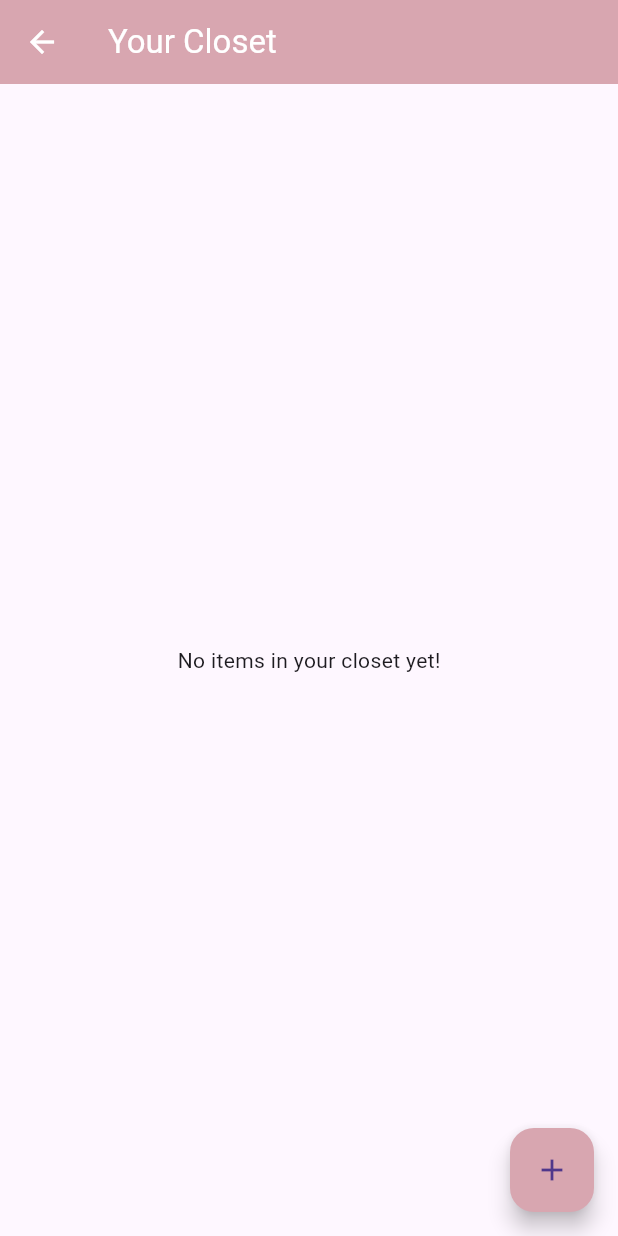
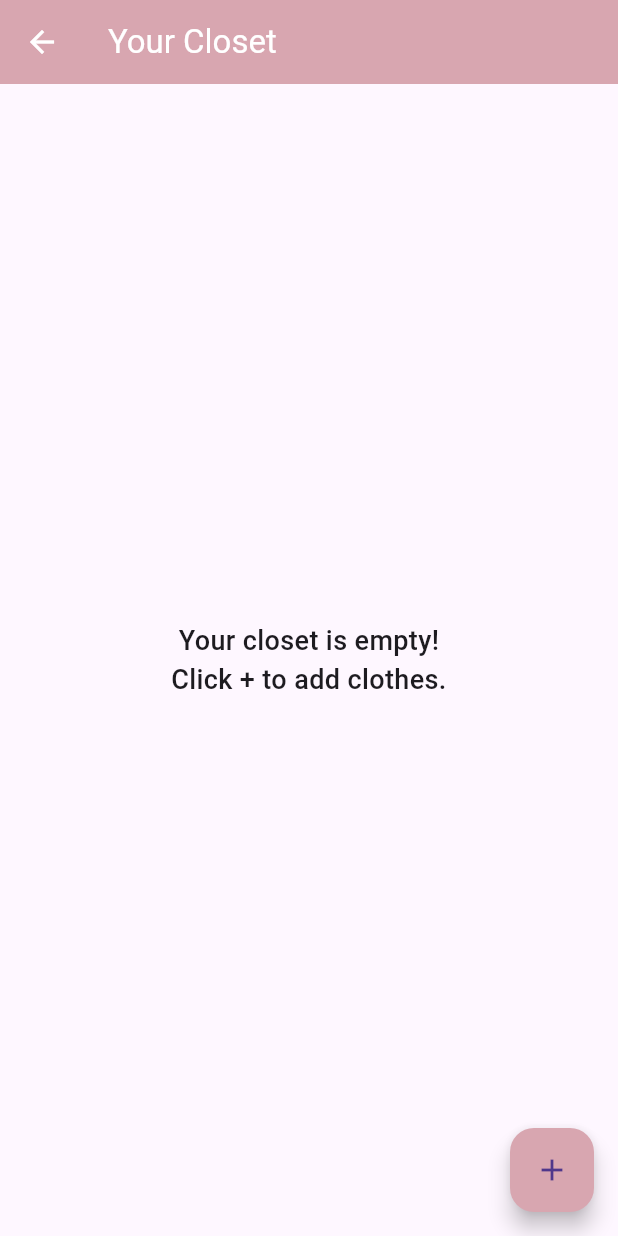
Before and after one commit to plutone777/Modest-Closet, a Flutter app: the ClosetScreen screen opened directly, on a phone screen of 412 x 824 dp. Run offline on Flutter 3.47's test engine with Material 3 defaults, Android fonts, the phone set to English and light mode, and no system bars; our stand-ins replace cloud_firestore, firebase_auth, firebase_core, firebase_storage, image_picker; accounts and stored records are empty.

Commit message:
Fixed closet display

```diff
--- a/lib/screens/closet_screen.dart
+++ b/lib/screens/closet_screen.dart
@@ -8,6 +8,7 @@ class ClosetScreen extends StatelessWidget {
 
   @override
   Widget build(BuildContext context) {
+
     final String userId = FirebaseAuth.instance.currentUser!.uid;
 
     return Scaffold(
@@ -16,60 +17,92 @@ class ClosetScreen extends StatelessWidget {
         backgroundColor: const Color.fromARGB(255, 216, 166, 176),
         foregroundColor: Colors.white,
       ),
+
       body: StreamBuilder<QuerySnapshot>(
         stream: FirebaseFirestore.instance
             .collection("Clothes")
-            .where("userId", isEqualTo: userId) // ✅ filter only current user’s clothes
-            .orderBy("createdAt", descending: true)
+            .where("userId", isEqualTo: userId)
             .snapshots(),
+
         builder: (context, snapshot) {
           if (snapshot.connectionState == ConnectionState.waiting) {
             return const Center(child: CircularProgressIndicator());
           }
 
+          if (snapshot.hasError) {
+            return const Center(child: Text("Something went wrong!"));
+          }
+
           if (!snapshot.hasData || snapshot.data!.docs.isEmpty) {
-            return const Center(child: Text("No items in your closet yet!"));
+            return const Center(
+              child: Text(
+                "Your closet is empty!\nClick + to add clothes.",
+                textAlign: TextAlign.center,
+                style: TextStyle(fontSize: 18, fontWeight: FontWeight.w500),
+              ),
+            );
           }
 
           final clothes = snapshot.data!.docs;
 
           return GridView.builder(
-            padding: const EdgeInsets.all(10),
+            padding: const EdgeInsets.all(12),
             gridDelegate: const SliverGridDelegateWithFixedCrossAxisCount(
-              crossAxisCount: 2, // 2 items per row
+              crossAxisCount: 2,
               crossAxisSpacing: 10,
               mainAxisSpacing: 10,
-              childAspectRatio: 0.75,
+              childAspectRatio: 0.72,
             ),
             itemCount: clothes.length,
             itemBuilder: (context, index) {
               final item = clothes[index];
               final imageUrl = item['imageUrl'];
               final name = item['name'];
+              final category = item['category'];
 
               return Card(
                 shape: RoundedRectangleBorder(
                   borderRadius: BorderRadius.circular(12),
                 ),
-                elevation: 4,
+                elevation: 3,
                 child: Column(
+                  crossAxisAlignment: CrossAxisAlignment.start,
                   children: [
                     Expanded(
                       child: ClipRRect(
-                        borderRadius: const BorderRadius.vertical(top: Radius.circular(12)),
+                        borderRadius:
+                            const BorderRadius.vertical(top: Radius.circular(12)),
                         child: Image.network(
                           imageUrl,
                           fit: BoxFit.cover,
                           width: double.infinity,
+                          errorBuilder: (context, error, stackTrace) => const Center(
+                            child: Icon(Icons.broken_image, size: 40, color: Colors.grey),
+                          ),
                         ),
                       ),
                     ),
                     Padding(
                       padding: const EdgeInsets.all(8.0),
-                      child: Text(
-                        name,
-                        style: const TextStyle(fontWeight: FontWeight.bold),
-                        overflow: TextOverflow.ellipsis,
+                      child: Column(
+                        crossAxisAlignment: CrossAxisAlignment.start,
+                        children: [
+                          Text(
+                            name,
+                            style: const TextStyle(
+                              fontWeight: FontWeight.bold,
+                              fontSize: 16,
+                            ),
+                            overflow: TextOverflow.ellipsis,
+                          ),
+                          Text(
+                            category,
+                            style: const TextStyle(
+                              fontSize: 13,
+                              color: Colors.grey,
+                            ),
+                          ),
+                        ],
                       ),
                     ),
                   ],
@@ -79,13 +112,14 @@ class ClosetScreen extends StatelessWidget {
           );
         },
       ),
+
       floatingActionButton: FloatingActionButton(
         backgroundColor: const Color.fromARGB(255, 216, 166, 176),
         onPressed: () {
           Navigator.push(
             context,
             MaterialPageRoute(
-              builder: (context) => UploadItemScreen(userId: userId), // ✅ pass userId
+              builder: (context) => UploadItemScreen(userId: userId),
             ),
           );
         },
--- a/lib/screens/upload_item_screen.dart
+++ b/lib/screens/upload_item_screen.dart
@@ -25,7 +25,6 @@ class _UploadItemScreenState extends State<UploadItemScreen> {
   File? _selectedImage;
   bool _isUploading = false;
 
-  /// Pick image from gallery
   Future<void> _pickImage() async {
     final pickedFile = await ImagePicker().pickImage(source: ImageSource.gallery);
     if (pickedFile != null) {
@@ -33,7 +32,6 @@ class _UploadItemScreenState extends State<UploadItemScreen> {
     }
   }
 
-  /// Upload item using ClosetService
   Future<void> _uploadItem() async {
     if (_selectedImage == null || _nameController.text.isEmpty) {
       ScaffoldMessenger.of(context).showSnackBar(
--- a/lib/services/upload_service.dart
+++ b/lib/services/upload_service.dart
@@ -12,14 +12,13 @@ class UploadService {
     required File imageFile,
     required String userId
   }) async {
-    // Upload image to Firebase Storage
+
     String fileName = "${DateTime.now().millisecondsSinceEpoch}.jpg";
     Reference storageRef = FirebaseStorage.instance.ref().child("clothes/$fileName");
 
     await storageRef.putFile(imageFile);
     String downloadUrl = await storageRef.getDownloadURL();
 
-    // Save details to Firestore
     await FirebaseFirestore.instance.collection("Clothes").add({
       "name": name,
       "category": category,
```
